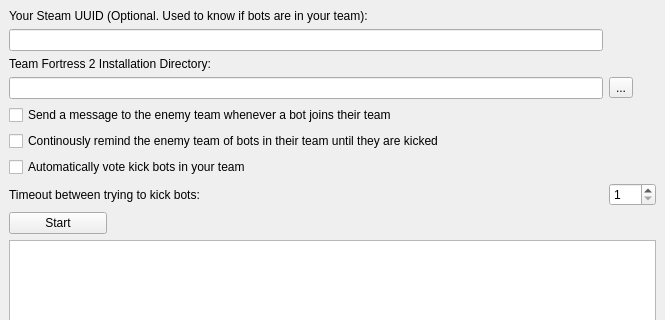
This is mainwindow.ui in Jenga500/tf2-bot-kicker-gui as Qt 5 draws it before an edit; both pictures show x 0 to 665 and y 0 to 320 of the 665 by 472 pixel window. The edited form follows.
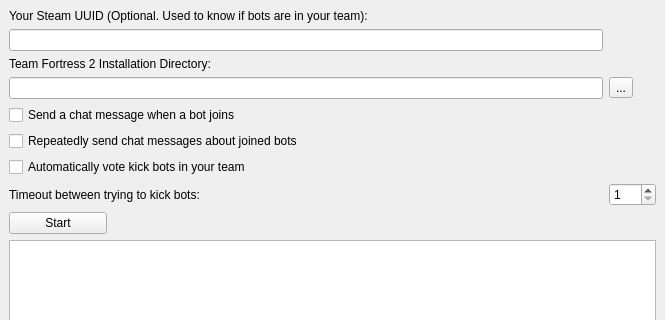
This is the edited form. Icons and pictures are not drawn.

Commit message: Upated text

Diff of the .ui file:
```diff
--- a/mainwindow.ui
+++ b/mainwindow.ui
@@ -18,14 +18,14 @@
     <item row="5" column="0" colspan="4">
      <widget class="QCheckBox" name="reminders">
       <property name="text">
-       <string>Continously remind the enemy team of bots in their team until they are kicked</string>
+       <string>Repeatedly send chat messages about joined bots</string>
       </property>
      </widget>
     </item>
     <item row="4" column="0" colspan="4">
      <widget class="QCheckBox" name="messageonjoin">
       <property name="text">
-       <string>Send a message to the enemy team whenever a bot joins their team</string>
+       <string>Send a chat message when a bot joins</string>
       </property>
      </widget>
     </item>
```
